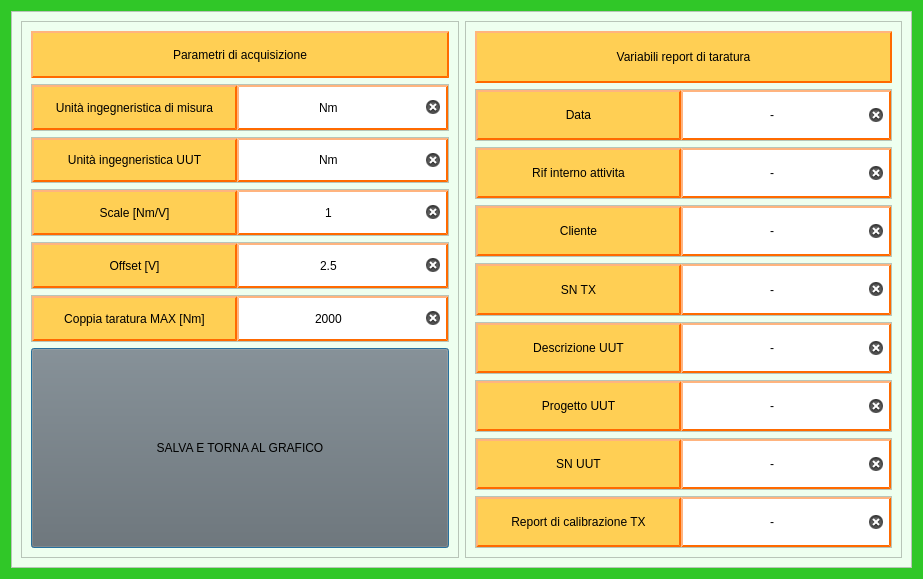
Old version of the form Qt Creator/Dialog_xlxs_euramet.ui in the repository Mixer97/tesi_triennale.
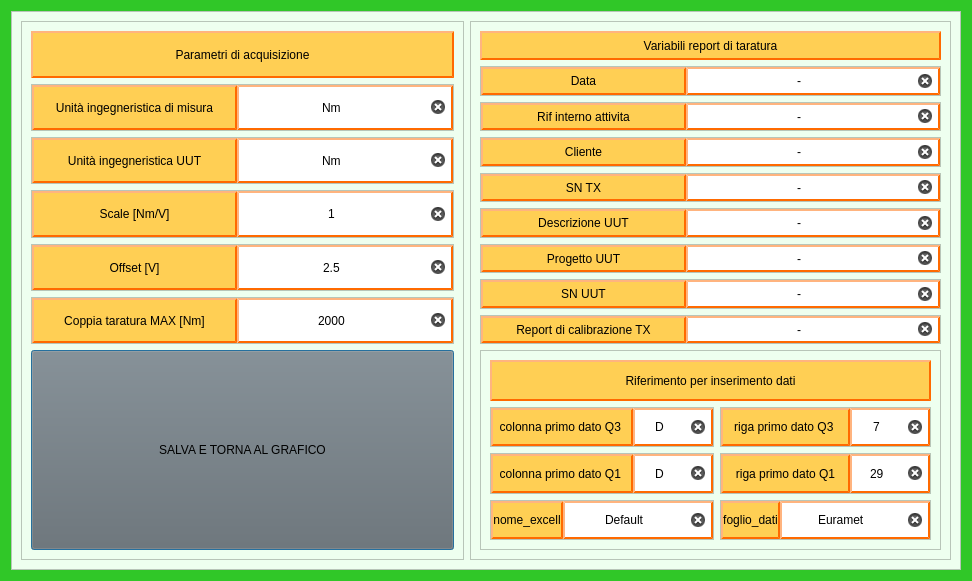
New version of the form.

Commit message: inizio lavoro sul salvataggio setup Euramet

```diff
--- a/Qt Creator/Dialog_xlxs_euramet.ui
+++ b/Qt Creator/Dialog_xlxs_euramet.ui
@@ -6,8 +6,8 @@
    <rect>
     <x>0</x>
     <y>0</y>
-    <width>923</width>
-    <height>579</height>
+    <width>972</width>
+    <height>581</height>
    </rect>
   </property>
   <property name="windowTitle">
@@ -1208,6 +1208,624 @@
            </layout>
           </widget>
          </item>
+         <item>
+          <widget class="QFrame" name="frame_17">
+           <property name="sizePolicy">
+            <sizepolicy hsizetype="Preferred" vsizetype="Preferred">
+             <horstretch>0</horstretch>
+             <verstretch>0</verstretch>
+            </sizepolicy>
+           </property>
+           <property name="minimumSize">
+            <size>
+             <width>0</width>
+             <height>200</height>
+            </size>
+           </property>
+           <property name="styleSheet">
+            <string notr="true">border-width: 0px;</string>
+           </property>
+           <property name="frameShape">
+            <enum>QFrame::StyledPanel</enum>
+           </property>
+           <property name="frameShadow">
+            <enum>QFrame::Raised</enum>
+           </property>
+           <layout class="QGridLayout" name="gridLayout_3">
+            <item row="1" column="0">
+             <widget class="QFrame" name="frame_20">
+              <property name="frameShape">
+               <enum>QFrame::StyledPanel</enum>
+              </property>
+              <property name="frameShadow">
+               <enum>QFrame::Raised</enum>
+              </property>
+              <layout class="QHBoxLayout" name="horizontalLayout_17">
+               <property name="spacing">
+                <number>0</number>
+               </property>
+               <property name="leftMargin">
+                <number>0</number>
+               </property>
+               <property name="topMargin">
+                <number>0</number>
+               </property>
+               <property name="rightMargin">
+                <number>0</number>
+               </property>
+               <property name="bottomMargin">
+                <number>0</number>
+               </property>
+               <item>
+                <widget class="QLabel" name="label_title_cella_start_Q3_2">
+                 <property name="minimumSize">
+                  <size>
+                   <width>0</width>
+                   <height>0</height>
+                  </size>
+                 </property>
+                 <property name="styleSheet">
+                  <string notr="true">QLabel{
+	background-color:rgb(255, 207, 84); 
+	border-style: outset;
+    border-width: 2px;
+    border-color: rgb(255, 106, 0);
+	border-radius: 0px;
+	color: rgb(0,0,0);
+}
+</string>
+                 </property>
+                 <property name="text">
+                  <string>colonna primo dato Q3 </string>
+                 </property>
+                 <property name="alignment">
+                  <set>Qt::AlignCenter</set>
+                 </property>
+                </widget>
+               </item>
+               <item>
+                <widget class="QLineEdit" name="label_colonna_start_Q3">
+                 <property name="sizePolicy">
+                  <sizepolicy hsizetype="Preferred" vsizetype="Preferred">
+                   <horstretch>0</horstretch>
+                   <verstretch>0</verstretch>
+                  </sizepolicy>
+                 </property>
+                 <property name="minimumSize">
+                  <size>
+                   <width>80</width>
+                   <height>0</height>
+                  </size>
+                 </property>
+                 <property name="maximumSize">
+                  <size>
+                   <width>80</width>
+                   <height>16777215</height>
+                  </size>
+                 </property>
+                 <property name="styleSheet">
+                  <string notr="true">QWidget{
+	background-color:rgb(255, 255, 255); 
+	border-style: outset;
+    border-width: 2px;
+    border-color: rgb(255, 106, 0);
+	border-radius: 0px;
+	color: rgb(0,0,0);
+}</string>
+                 </property>
+                 <property name="text">
+                  <string>D</string>
+                 </property>
+                 <property name="alignment">
+                  <set>Qt::AlignCenter</set>
+                 </property>
+                 <property name="clearButtonEnabled">
+                  <bool>true</bool>
+                 </property>
+                </widget>
+               </item>
+              </layout>
+             </widget>
+            </item>
+            <item row="1" column="1">
+             <widget class="QFrame" name="frame_18">
+              <property name="frameShape">
+               <enum>QFrame::StyledPanel</enum>
+              </property>
+              <property name="frameShadow">
+               <enum>QFrame::Raised</enum>
+              </property>
+              <layout class="QHBoxLayout" name="horizontalLayout_15">
+               <property name="spacing">
+                <number>0</number>
+               </property>
+               <property name="leftMargin">
+                <number>0</number>
+               </property>
+               <property name="topMargin">
+                <number>0</number>
+               </property>
+               <property name="rightMargin">
+                <number>0</number>
+               </property>
+               <property name="bottomMargin">
+                <number>0</number>
+               </property>
+               <item>
+                <widget class="QLabel" name="label_title_riga_start_Q3">
+                 <property name="minimumSize">
+                  <size>
+                   <width>0</width>
+                   <height>0</height>
+                  </size>
+                 </property>
+                 <property name="styleSheet">
+                  <string notr="true">QLabel{
+	background-color:rgb(255, 207, 84); 
+	border-style: outset;
+    border-width: 2px;
+    border-color: rgb(255, 106, 0);
+	border-radius: 0px;
+	color: rgb(0,0,0);
+}
+</string>
+                 </property>
+                 <property name="text">
+                  <string>riga primo dato Q3 </string>
+                 </property>
+                 <property name="alignment">
+                  <set>Qt::AlignCenter</set>
+                 </property>
+                </widget>
+               </item>
+               <item>
+                <widget class="QLineEdit" name="label_riga_start_Q3">
+                 <property name="sizePolicy">
+                  <sizepolicy hsizetype="Expanding" vsizetype="Preferred">
+                   <horstretch>0</horstretch>
+                   <verstretch>0</verstretch>
+                  </sizepolicy>
+                 </property>
+                 <property name="minimumSize">
+                  <size>
+                   <width>80</width>
+                   <height>0</height>
+                  </size>
+                 </property>
+                 <property name="maximumSize">
+                  <size>
+                   <width>80</width>
+                   <height>16777215</height>
+                  </size>
+                 </property>
+                 <property name="styleSheet">
+                  <string notr="true">QWidget{
+	background-color:rgb(255, 255, 255); 
+	border-style: outset;
+    border-width: 2px;
+    border-color: rgb(255, 106, 0);
+	border-radius: 0px;
+	color: rgb(0,0,0);
+}</string>
+                 </property>
+                 <property name="text">
+                  <string>7</string>
+                 </property>
+                 <property name="alignment">
+                  <set>Qt::AlignCenter</set>
+                 </property>
+                 <property name="clearButtonEnabled">
+                  <bool>true</bool>
+                 </property>
+                </widget>
+               </item>
+              </layout>
+             </widget>
+            </item>
+            <item row="2" column="0">
+             <widget class="QFrame" name="frame_21">
+              <property name="frameShape">
+               <enum>QFrame::StyledPanel</enum>
+              </property>
+              <property name="frameShadow">
+               <enum>QFrame::Raised</enum>
+              </property>
+              <layout class="QHBoxLayout" name="horizontalLayout_18">
+               <property name="spacing">
+                <number>0</number>
+               </property>
+               <property name="leftMargin">
+                <number>0</number>
+               </property>
+               <property name="topMargin">
+                <number>0</number>
+               </property>
+               <property name="rightMargin">
+                <number>0</number>
+               </property>
+               <property name="bottomMargin">
+                <number>0</number>
+               </property>
+               <item>
+                <widget class="QLabel" name="label_title_cella_start_Q3_3">
+                 <property name="minimumSize">
+                  <size>
+                   <width>0</width>
+                   <height>0</height>
+                  </size>
+                 </property>
+                 <property name="styleSheet">
+                  <string notr="true">QLabel{
+	background-color:rgb(255, 207, 84); 
+	border-style: outset;
+    border-width: 2px;
+    border-color: rgb(255, 106, 0);
+	border-radius: 0px;
+	color: rgb(0,0,0);
+}
+</string>
+                 </property>
+                 <property name="text">
+                  <string>colonna primo dato Q1 </string>
+                 </property>
+                 <property name="alignment">
+                  <set>Qt::AlignCenter</set>
+                 </property>
+                </widget>
+               </item>
+               <item>
+                <widget class="QLineEdit" name="label_colonna_start_Q1">
+                 <property name="sizePolicy">
+                  <sizepolicy hsizetype="Expanding" vsizetype="Preferred">
+                   <horstretch>0</horstretch>
+                   <verstretch>0</verstretch>
+                  </sizepolicy>
+                 </property>
+                 <property name="minimumSize">
+                  <size>
+                   <width>80</width>
+                   <height>0</height>
+                  </size>
+                 </property>
+                 <property name="maximumSize">
+                  <size>
+                   <width>80</width>
+                   <height>16777215</height>
+                  </size>
+                 </property>
+                 <property name="styleSheet">
+                  <string notr="true">QWidget{
+	background-color:rgb(255, 255, 255); 
+	border-style: outset;
+    border-width: 2px;
+    border-color: rgb(255, 106, 0);
+	border-radius: 0px;
+	color: rgb(0,0,0);
+}</string>
+                 </property>
+                 <property name="text">
+                  <string>D</string>
+                 </property>
+                 <property name="alignment">
+                  <set>Qt::AlignCenter</set>
+                 </property>
+                 <property name="clearButtonEnabled">
+                  <bool>true</bool>
+                 </property>
+                </widget>
+               </item>
+              </layout>
+             </widget>
+            </item>
+            <item row="2" column="1">
+             <widget class="QFrame" name="frame_19">
+              <property name="frameShape">
+               <enum>QFrame::StyledPanel</enum>
+              </property>
+              <property name="frameShadow">
+               <enum>QFrame::Raised</enum>
+              </property>
+              <layout class="QHBoxLayout" name="horizontalLayout_16">
+               <property name="spacing">
+                <number>0</number>
+               </property>
+               <property name="leftMargin">
+                <number>0</number>
+               </property>
+               <property name="topMargin">
+                <number>0</number>
+               </property>
+               <property name="rightMargin">
+                <number>0</number>
+               </property>
+               <property name="bottomMargin">
+                <number>0</number>
+               </property>
+               <item>
+                <widget class="QLabel" name="label_title_cella_start_Q1">
+                 <property name="minimumSize">
+                  <size>
+                   <width>0</width>
+                   <height>0</height>
+                  </size>
+                 </property>
+                 <property name="styleSheet">
+                  <string notr="true">QLabel{
+	background-color:rgb(255, 207, 84); 
+	border-style: outset;
+    border-width: 2px;
+    border-color: rgb(255, 106, 0);
+	border-radius: 0px;
+	color: rgb(0,0,0);
+}
+</string>
+                 </property>
+                 <property name="text">
+                  <string>riga primo dato Q1</string>
+                 </property>
+                 <property name="alignment">
+                  <set>Qt::AlignCenter</set>
+                 </property>
+                </widget>
+               </item>
+               <item>
+                <widget class="QLineEdit" name="label_riga_start_Q1">
+                 <property name="sizePolicy">
+                  <sizepolicy hsizetype="Expanding" vsizetype="Preferred">
+                   <horstretch>0</horstretch>
+                   <verstretch>0</verstretch>
+                  </sizepolicy>
+                 </property>
+                 <property name="minimumSize">
+                  <size>
+                   <width>80</width>
+                   <height>0</height>
+                  </size>
+                 </property>
+                 <property name="maximumSize">
+                  <size>
+                   <width>80</width>
+                   <height>16777215</height>
+                  </size>
+                 </property>
+                 <property name="styleSheet">
+                  <string notr="true">QWidget{
+	background-color:rgb(255, 255, 255); 
+	border-style: outset;
+    border-width: 2px;
+    border-color: rgb(255, 106, 0);
+	border-radius: 0px;
+	color: rgb(0,0,0);
+}</string>
+                 </property>
+                 <property name="text">
+                  <string>29</string>
+                 </property>
+                 <property name="alignment">
+                  <set>Qt::AlignCenter</set>
+                 </property>
+                 <property name="clearButtonEnabled">
+                  <bool>true</bool>
+                 </property>
+                </widget>
+               </item>
+              </layout>
+             </widget>
+            </item>
+            <item row="3" column="0">
+             <widget class="QFrame" name="frame_22">
+              <property name="frameShape">
+               <enum>QFrame::StyledPanel</enum>
+              </property>
+              <property name="frameShadow">
+               <enum>QFrame::Raised</enum>
+              </property>
+              <layout class="QHBoxLayout" name="horizontalLayout_19">
+               <property name="spacing">
+                <number>0</number>
+               </property>
+               <property name="leftMargin">
+                <number>0</number>
+               </property>
+               <property name="topMargin">
+                <number>0</number>
+               </property>
+               <property name="rightMargin">
+                <number>0</number>
+               </property>
+               <property name="bottomMargin">
+                <number>0</number>
+               </property>
+               <item>
+                <widget class="QLabel" name="label_title_cella_start_Q1_2">
+                 <property name="minimumSize">
+                  <size>
+                   <width>0</width>
+                   <height>0</height>
+                  </size>
+                 </property>
+                 <property name="styleSheet">
+                  <string notr="true">QLabel{
+	background-color:rgb(255, 207, 84); 
+	border-style: outset;
+    border-width: 2px;
+    border-color: rgb(255, 106, 0);
+	border-radius: 0px;
+	color: rgb(0,0,0);
+}
+</string>
+                 </property>
+                 <property name="text">
+                  <string>nome_excell</string>
+                 </property>
+                 <property name="alignment">
+                  <set>Qt::AlignCenter</set>
+                 </property>
+                </widget>
+               </item>
+               <item>
+                <widget class="QLineEdit" name="label_nome_excell">
+                 <property name="sizePolicy">
+                  <sizepolicy hsizetype="Expanding" vsizetype="Preferred">
+                   <horstretch>0</horstretch>
+                   <verstretch>0</verstretch>
+                  </sizepolicy>
+                 </property>
+                 <property name="minimumSize">
+                  <size>
+                   <width>150</width>
+                   <height>0</height>
+                  </size>
+                 </property>
+                 <property name="maximumSize">
+                  <size>
+                   <width>80</width>
+                   <height>16777215</height>
+                  </size>
+                 </property>
+                 <property name="styleSheet">
+                  <string notr="true">QWidget{
+	background-color:rgb(255, 255, 255); 
+	border-style: outset;
+    border-width: 2px;
+    border-color: rgb(255, 106, 0);
+	border-radius: 0px;
+	color: rgb(0,0,0);
+}</string>
+                 </property>
+                 <property name="text">
+                  <string>Default</string>
+                 </property>
+                 <property name="alignment">
+                  <set>Qt::AlignCenter</set>
+                 </property>
+                 <property name="clearButtonEnabled">
+                  <bool>true</bool>
+                 </property>
+                </widget>
+               </item>
+              </layout>
+             </widget>
+            </item>
+            <item row="3" column="1">
+             <widget class="QFrame" name="frame_23">
+              <property name="frameShape">
+               <enum>QFrame::StyledPanel</enum>
+              </property>
+              <property name="frameShadow">
+               <enum>QFrame::Raised</enum>
+              </property>
+              <layout class="QHBoxLayout" name="horizontalLayout_20">
+               <property name="spacing">
+                <number>0</number>
+               </property>
+               <property name="leftMargin">
+                <number>0</number>
+               </property>
+               <property name="topMargin">
+                <number>0</number>
+               </property>
+               <property name="rightMargin">
+                <number>0</number>
+               </property>
+               <property name="bottomMargin">
+                <number>0</number>
+               </property>
+               <item>
+                <widget class="QLabel" name="label_title_cella_start_Q1_3">
+                 <property name="minimumSize">
+                  <size>
+                   <width>0</width>
+                   <height>0</height>
+                  </size>
+                 </property>
+                 <property name="styleSheet">
+                  <string notr="true">QLabel{
+	background-color:rgb(255, 207, 84); 
+	border-style: outset;
+    border-width: 2px;
+    border-color: rgb(255, 106, 0);
+	border-radius: 0px;
+	color: rgb(0,0,0);
+}
+</string>
+                 </property>
+                 <property name="text">
+                  <string>foglio_dati</string>
+                 </property>
+                 <property name="alignment">
+                  <set>Qt::AlignCenter</set>
+                 </property>
+                </widget>
+               </item>
+               <item>
+                <widget class="QLineEdit" name="label_nome_foglio_dati">
+                 <property name="sizePolicy">
+                  <sizepolicy hsizetype="Expanding" vsizetype="Preferred">
+                   <horstretch>0</horstretch>
+                   <verstretch>0</verstretch>
+                  </sizepolicy>
+                 </property>
+                 <property name="minimumSize">
+                  <size>
+                   <width>150</width>
+                   <height>0</height>
+                  </size>
+                 </property>
+                 <property name="maximumSize">
+                  <size>
+                   <width>80</width>
+                   <height>16777215</height>
+                  </size>
+                 </property>
+                 <property name="styleSheet">
+                  <string notr="true">QWidget{
+	background-color:rgb(255, 255, 255); 
+	border-style: outset;
+    border-width: 2px;
+    border-color: rgb(255, 106, 0);
+	border-radius: 0px;
+	color: rgb(0,0,0);
+}</string>
+                 </property>
+                 <property name="text">
+                  <string>Euramet</string>
+                 </property>
+                 <property name="alignment">
+                  <set>Qt::AlignCenter</set>
+                 </property>
+                 <property name="clearButtonEnabled">
+                  <bool>true</bool>
+                 </property>
+                </widget>
+               </item>
+              </layout>
+             </widget>
+            </item>
+            <item row="0" column="0" colspan="2">
+             <widget class="QLabel" name="label_3">
+              <property name="styleSheet">
+               <string notr="true">QLabel{
+	background-color:rgb(255, 207, 84); 
+	border-style: outset;
+    border-width: 2px;
+    border-color: rgb(255, 106, 0);
+	border-radius: 0px;
+	color: rgb(0,0,0);
+}
+</string>
+              </property>
+              <property name="text">
+               <string>Riferimento per inserimento dati</string>
+              </property>
+              <property name="alignment">
+               <set>Qt::AlignCenter</set>
+              </property>
+             </widget>
+            </item>
+           </layout>
+          </widget>
+         </item>
         </layout>
        </widget>
       </item>
```
The commit also changes 10 other files.
